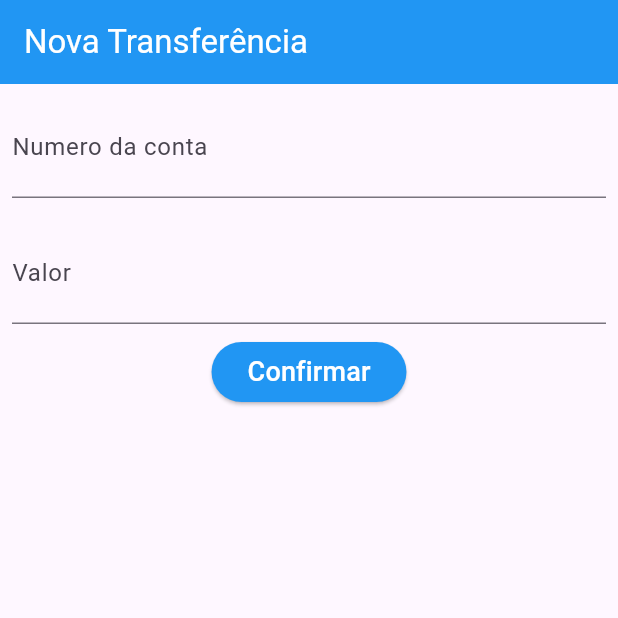
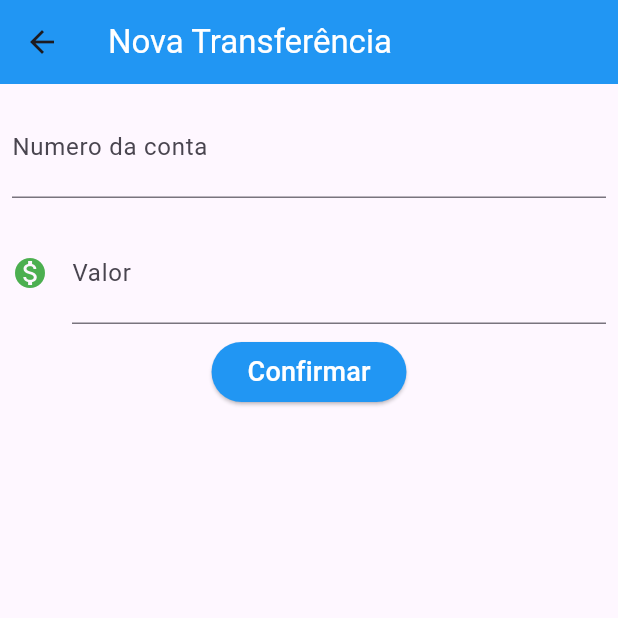
Before and after one commit to XandyGomes/ProjetoFlutter5DSM-2024-2, a Flutter app: the FormularioTransferencia screen opened directly, after a tap on "Confirmar", on a phone screen of 412 x 824 dp, the top half of it. Run offline on Flutter 3.47's test engine with Material 3 defaults, Android fonts, the phone set to English and light mode, and no system bars.

Commit message:
Aula.19.09.2024

```diff
--- a/lib/main.dart
+++ b/lib/main.dart
@@ -4,10 +4,10 @@ import 'package:flutter/rendering.dart';
 import 'package:flutter/widgets.dart';
 
 void main() => runApp(
-      MaterialApp(
+      const MaterialApp(
         debugShowCheckedModeBanner: false,
         home: Scaffold(
-          body: FormularioTransferencia(),
+          body: ListaTransferencia(),
         ),
       ),
     );
@@ -24,7 +24,7 @@ class FormularioTransferencia extends StatelessWidget {
     return Scaffold(
       appBar: AppBar(
         //cololocar cor no texto Transferência
-        title: const Text(
+        title: Text(
           "Nova Transferência",
           style: TextStyle(color: Colors.white),
         ),
@@ -32,19 +32,22 @@ class FormularioTransferencia extends StatelessWidget {
       ),
       body: Column(
         children: [
-          Editor(_controllerCampoNumeroConta, 'Numero da conta', '0000',),
-          Editor(_controllerCampoValor, 'Valor', '0.00',),
-
+          Editor(
+              controlador: _controllerCampoNumeroConta,
+              rotulo: 'Numero da conta',
+              dica: '0000'),
+          Editor(
+              controlador: _controllerCampoValor,
+              rotulo: 'Valor',
+              dica: '0.00',
+              icone: Icons.monetization_on),
           ElevatedButton(
             onPressed: () {
-              debugPrint("Clicou em confirmar");
-              final int? numeroConta =
-                  int.tryParse(_controllerCampoNumeroConta.text);
-              final double? valor = double.tryParse(_controllerCampoValor.text);
-              if (numeroConta != null && valor != null) {
-                final transferenciaCriada = Transferencia(valor, numeroConta);
-                debugPrint('$transferenciaCriada');
-              }
+              _criarTransferencia(
+                context,
+                _controllerCampoNumeroConta,
+                _controllerCampoValor,
+              );
             },
             style: ButtonStyle(
               backgroundColor: MaterialStateProperty.all(Colors.blue),
@@ -58,25 +61,46 @@ class FormularioTransferencia extends StatelessWidget {
       ),
     );
   }
+
+  void _criarTransferencia(BuildContext context, _controllerCampoNumeroConta,
+      _controllerCampoValor) {
+    debugPrint("Clicou em confirmar");
+    final int? numeroConta = int.tryParse(_controllerCampoNumeroConta.text);
+    final double? valor = double.tryParse(_controllerCampoValor.text);
+    if (numeroConta != null && valor != null) {
+      final transferenciaCriada = Transferencia(valor, numeroConta);
+      debugPrint('Criando transferência');
+      debugPrint('$transferenciaCriada');
+      Navigator.pop(context, transferenciaCriada);
+    }
+  }
 }
 
 class Editor extends StatelessWidget {
-  final TextEditingController _controlador;
-  final String _rotulo;
-  final String _dica;
+  final TextEditingController? controlador;
+  final String? rotulo;
+  final String? dica;
+  final IconData? icone;
 
-  const Editor(this._controlador, this._rotulo, this._dica, {super.key});
+  const Editor(
+      {super.key, this.controlador, this.rotulo, this.dica, this.icone});
 
   @override
   Widget build(BuildContext context) {
     return Padding(
       padding: const EdgeInsets.all(8.0),
       child: TextField(
-        controller: _controlador,
+        controller: controlador,
         style: const TextStyle(fontSize: 24.0),
         decoration: InputDecoration(
-          labelText: _rotulo,
-          hintText: _dica,
+          icon: icone != null
+              ? Icon(
+                  icone,
+                  color: Colors.green,
+                )
+              : null,
+          labelText: rotulo,
+          hintText: dica,
         ),
         keyboardType: TextInputType.number,
       ),
@@ -107,7 +131,16 @@ class ListaTransferencia extends StatelessWidget {
         ],
       ),
       floatingActionButton: FloatingActionButton(
-        onPressed: () {},
+        onPressed: () {
+          final Future<Transferencia?> future =
+              Navigator.push(context, MaterialPageRoute(builder: (context) {
+            return FormularioTransferencia();
+          }));
+          future.then((transferenciaRecebida) {
+            debugPrint('chegou no then do future');
+            debugPrint('$transferenciaRecebida');
+          });
+        },
         backgroundColor: Colors.blue,
         child: const Icon(
           Icons.add_circle_rounded,
```
